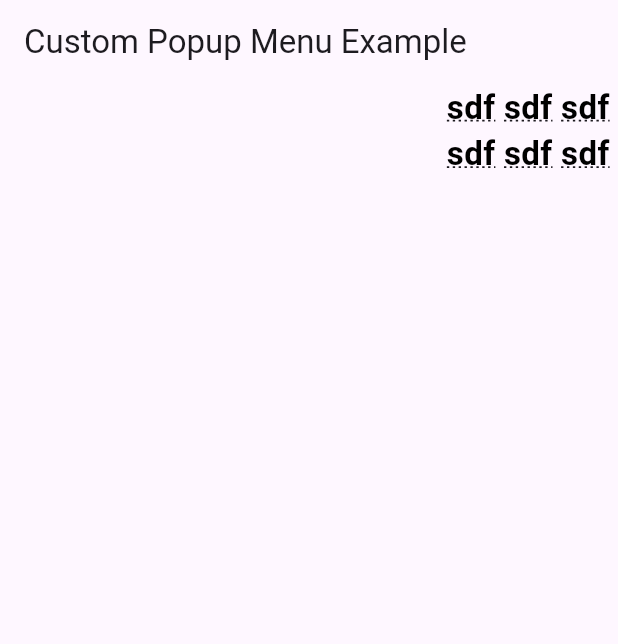
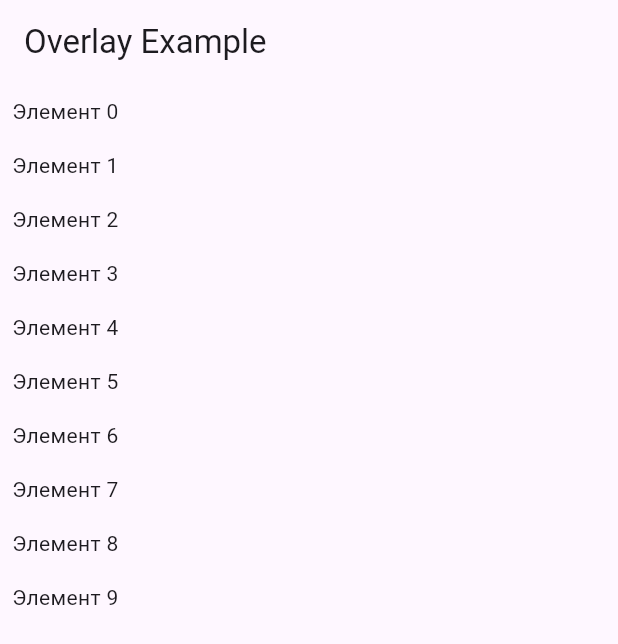
Before and after one commit to kpk-i710/overlay_custom, a Flutter app: the screen it shows after launch, on a phone screen of 412 x 824 dp. Shown: the top 644 px of the screen. Run offline on Flutter 3.47's test engine with Material 3 defaults, Android fonts, the light colour scheme and no system bars.

Commit message:
list item

```diff
--- a/lib/main.dart
+++ b/lib/main.dart
@@ -1,40 +1,87 @@
 import 'package:flutter/material.dart';
-import 'package:stackouside/item.dart';
-import 'package:stackouside/visit.dart';
 
-void main() => runApp(const MyApp());
+void main() {
+  runApp(const MyApp());
+}
 
 class MyApp extends StatelessWidget {
-  const MyApp({super.key});
+  const MyApp({Key? key}) : super(key: key);
 
   @override
   Widget build(BuildContext context) {
     return MaterialApp(
+      title: 'Overlay Example',
       home: Scaffold(
-        appBar: AppBar(title: const Text('Custom Popup Menu Example')),
+        appBar: AppBar(title: const Text('Overlay Example')),
         body: const Center(
-          child: CustomPopupExample(),
+          child: MyOverlayExample(),
         ),
       ),
     );
   }
 }
 
-class CustomPopupExample extends StatelessWidget {
-  const CustomPopupExample({super.key});
+class MyOverlayExample extends StatefulWidget {
+  const MyOverlayExample({Key? key}) : super(key: key);
+
+  @override
+  _MyOverlayExampleState createState() => _MyOverlayExampleState();
+}
+
+class _MyOverlayExampleState extends State<MyOverlayExample> {
+  OverlayEntry? _overlayEntry;
+
+  void _showOverlay(LayerLink layerLink) {
+    _overlayEntry = OverlayEntry(
+      builder: (context) => Positioned(
+        width: 100,
+        height: 40,
+        child: CompositedTransformFollower(
+          link: layerLink,
+          showWhenUnlinked: false,
+          offset: const Offset(0, -50), // Смещение оверлея над элементом
+          child: Material(
+            color: Colors.blue,
+            child: Center(
+              child: Text(
+                'Оверлей',
+                style: TextStyle(color: Colors.white),
+              ),
+            ),
+          ),
+        ),
+      ),
+    );
+    Overlay.of(context)!.insert(_overlayEntry!);
+  }
+
+  void _hideOverlay() {
+    _overlayEntry?.remove();
+    _overlayEntry = null;
+  }
 
   @override
   Widget build(BuildContext context) {
     return ListView(
       children: [
-        ClickableText(
-          question: 'sdf sdf sdf',
-          onTapWord: (String word, Offset globalPosition, Size size) {},
-        ),
-        ClickableText(
-          question: 'sdf sdf sdf',
-          onTapWord: (String word, Offset globalPosition, Size size) {},
-        ),
+        for (int i = 0; i < 10; i++)
+          Builder(
+            builder: (context) {
+              final layerLink = LayerLink();
+              return CompositedTransformTarget(
+                link: layerLink,
+                child: GestureDetector(
+                  onTap: () {
+                    _showOverlay(layerLink);
+                  },
+                  child: Padding(
+                    padding: const EdgeInsets.all(8.0),
+                    child: Text('Элемент $i'),
+                  ),
+                ),
+              );
+            },
+          ),
       ],
     );
   }
```
